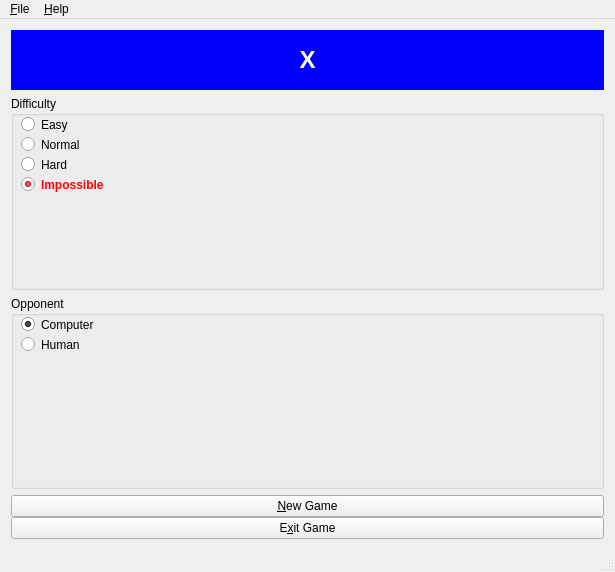
avindra/ttt-plusplus, file TicTacToe++/winmain.ui: the form before one commit.
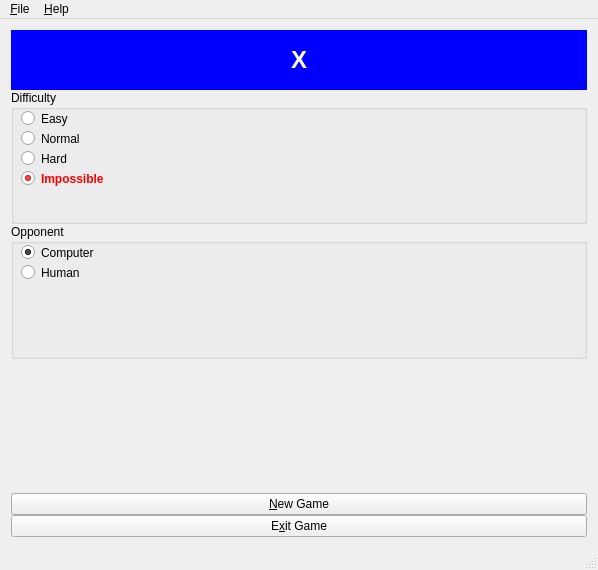
The form after the commit.

Commit message: -Add computer taunts. Partially for fun, partially to help in debugging. -Shadowing paranoia

```diff
--- a/TicTacToe++/winmain.ui
+++ b/TicTacToe++/winmain.ui
@@ -9,8 +9,8 @@
    <rect>
     <x>0</x>
     <y>0</y>
-    <width>615</width>
-    <height>572</height>
+    <width>598</width>
+    <height>570</height>
    </rect>
   </property>
   <property name="sizePolicy">
@@ -45,6 +45,12 @@
     </item>
     <item>
      <layout class="QVBoxLayout" name="verticalLayout">
+      <property name="spacing">
+       <number>0</number>
+      </property>
+      <property name="sizeConstraint">
+       <enum>QLayout::SetDefaultConstraint</enum>
+      </property>
       <item>
        <widget class="QLabel" name="lblTurn">
         <property name="minimumSize">
@@ -191,6 +197,19 @@
         <zorder>radComputer</zorder>
        </widget>
       </item>
+      <item>
+       <widget class="QLabel" name="lblTaunt">
+        <property name="maximumSize">
+         <size>
+          <width>285</width>
+          <height>16777215</height>
+         </size>
+        </property>
+        <property name="text">
+         <string/>
+        </property>
+       </widget>
+      </item>
       <item>
        <layout class="QVBoxLayout" name="layBtns">
         <property name="spacing">
@@ -198,6 +217,18 @@
         </property>
         <item>
          <widget class="QPushButton" name="btnNew">
+          <property name="minimumSize">
+           <size>
+            <width>200</width>
+            <height>0</height>
+           </size>
+          </property>
+          <property name="maximumSize">
+           <size>
+            <width>16777215</width>
+            <height>16777215</height>
+           </size>
+          </property>
           <property name="text">
            <string>&amp;New Game</string>
           </property>
@@ -221,7 +252,7 @@
     <rect>
      <x>0</x>
      <y>0</y>
-     <width>615</width>
+     <width>598</width>
      <height>21</height>
     </rect>
    </property>
```
The commit also changes 5 other files.
